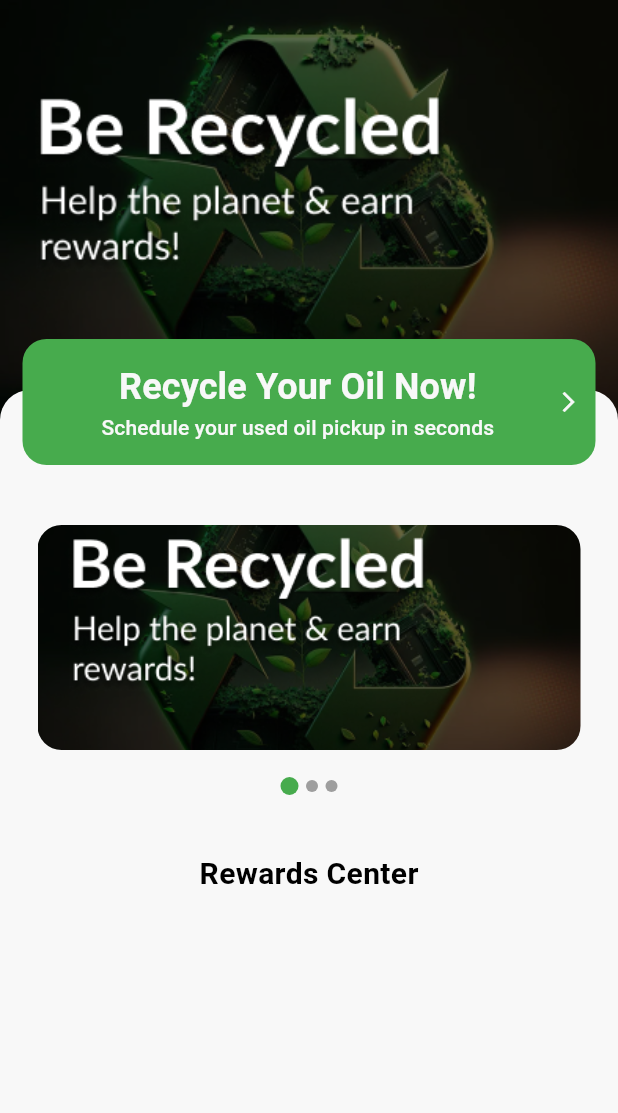
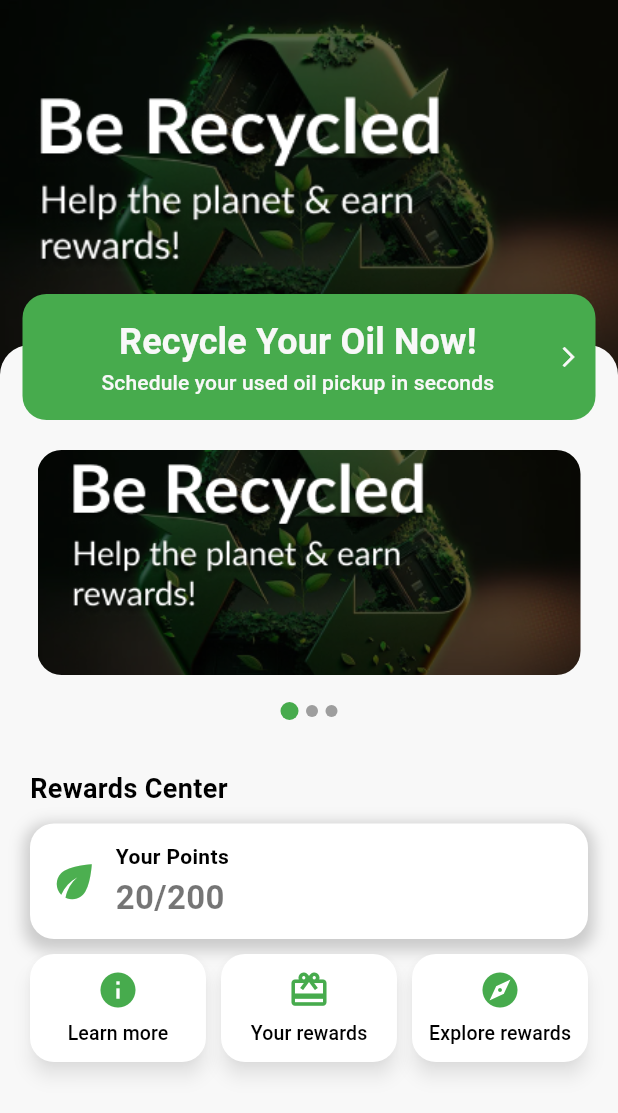
Before and after one commit to S3dwi/Green-Oil, a Flutter app: the screen it shows after launch, on a phone screen of 412 x 824 dp. Shown: the top 1113 px of the screen. Run offline on Flutter 3.47's test engine with Material 3 defaults, Android fonts, the phone set to English and light mode, and no system bars; drawn by our look-alikes of carousel_slider.

Commit message:
Rewards Center done(without functionality)
Created the rewards center buttons with same design as Figma. Functionality still to be added

```diff
--- a/green_oil/analysis_options.yaml
+++ b/green_oil/analysis_options.yaml
@@ -23,6 +23,5 @@ linter:
   rules:
     # avoid_print: false  # Uncomment to disable the `avoid_print` rule
     # prefer_single_quotes: true  # Uncomment to enable the `prefer_single_quotes` rule
-
 # Additional information about this file can be found at
 # https://dart.dev/guides/language/analysis-options
--- a/green_oil/lib/home_screen/home_screen.dart
+++ b/green_oil/lib/home_screen/home_screen.dart
@@ -12,9 +12,10 @@ class HomeScreen extends StatelessWidget {
       body: SingleChildScrollView(
         child: Column(
           children: [
+            // Recycle Button section
             SizedBox(
               width: double.infinity,
-              height: 310,
+              height: 280, // Same vertical size as before
               child: Stack(
                 children: [
                   Image.asset(
@@ -47,19 +48,129 @@ class HomeScreen extends StatelessWidget {
                 ],
               ),
             ),
+            // Image Carousel
             const Padding(
-              padding: EdgeInsets.fromLTRB(25, 40, 25, 20),
+              padding: EdgeInsets.fromLTRB(25, 20, 25, 15), // Same padding
               child: ImageCarousel(),
             ),
             const SizedBox(
               height: 10,
             ),
-            const Text(
-              'Rewards Center',
-              style: TextStyle(
-                fontSize: 20,
-                fontWeight: FontWeight.bold,
-                color: Colors.black,
+            // Rewards Center Title aligned to the left and closer to "Your Points" button
+            Padding(
+              padding: const EdgeInsets.symmetric(horizontal: 20),
+              child: const Align(
+                alignment: Alignment.centerLeft,
+                child: Text(
+                  'Rewards Center',
+                  style: TextStyle(
+                    fontSize: 18, // Same as before
+                    fontWeight: FontWeight.bold,
+                    color: Colors.black,
+                  ),
+                ),
+              ),
+            ),
+            const SizedBox(
+                height: 10), // Reduced space between title and "Your Points"
+
+            // "Your Points" button with full width and contents aligned to the left
+            Container(
+              margin: const EdgeInsets.symmetric(horizontal: 20),
+              padding: const EdgeInsets.all(12),
+              width: double.infinity, // Full width of the screen
+              decoration: BoxDecoration(
+                color: Colors.white,
+                borderRadius: BorderRadius.circular(16),
+                boxShadow: [
+                  BoxShadow(
+                    color: Colors.grey
+                        .withOpacity(0.5), // Increased shadow opacity
+                    spreadRadius: 4, // Increased spread radius
+                    blurRadius: 8, // Increased blur radius
+                    offset: const Offset(0, 4), // Adjusted shadow position
+                  ),
+                ],
+              ),
+              child: Row(
+                crossAxisAlignment: CrossAxisAlignment.center,
+                children: [
+                  const Icon(
+                    Icons.eco, // Leaf icon
+                    color: Colors.green,
+                    size: 35, // Increased icon size
+                  ),
+                  const SizedBox(
+                      width: 10), // Spacing between the icon and the text
+                  Column(
+                    crossAxisAlignment:
+                        CrossAxisAlignment.start, // Aligns text to the left
+                    children: const [
+                      Text(
+                        'Your Points',
+                        style: TextStyle(
+                          fontSize: 14, // Slightly larger for emphasis
+                          fontWeight: FontWeight.bold, // Bold black text
+                          color: Colors.black,
+                        ),
+                      ),
+                      SizedBox(
+                          height: 2), // Reduced space between text and points
+                      Text(
+                        '20/200', // Example points
+                        style: TextStyle(
+                          fontSize: 22, // Larger points text
+                          fontWeight: FontWeight.bold,
+                          color: Colors.black54,
+                        ),
+                      ),
+                    ],
+                  ),
+                ],
+              ),
+            ),
+            const SizedBox(
+                height:
+                    10), // Reduced space between "Your Points" and the buttons
+
+            // Three buttons taking up full width
+            Padding(
+              padding: const EdgeInsets.symmetric(horizontal: 20.0),
+              child: Row(
+                children: [
+                  Expanded(
+                    child: _buildRewardButton(
+                      context,
+                      'Learn more',
+                      Icons.info,
+                      () {
+                        // Add functionality here
+                      },
+                    ),
+                  ),
+                  const SizedBox(width: 10), // Spacing between buttons
+                  Expanded(
+                    child: _buildRewardButton(
+                      context,
+                      'Your rewards',
+                      Icons.card_giftcard,
+                      () {
+                        // Add functionality here
+                      },
+                    ),
+                  ),
+                  const SizedBox(width: 10), // Spacing between buttons
+                  Expanded(
+                    child: _buildRewardButton(
+                      context,
+                      'Explore rewards',
+                      Icons.explore,
+                      () {
+                        // Add functionality here
+                      },
+                    ),
+                  ),
+                ],
               ),
             ),
           ],
@@ -67,4 +178,39 @@ class HomeScreen extends StatelessWidget {
       ),
     );
   }
+
+  // Function to build each rectangular reward button with bigger icons but smaller vertical size
+  Widget _buildRewardButton(BuildContext context, String label, IconData icon,
+      VoidCallback onPressed) {
+    return ElevatedButton(
+      style: ElevatedButton.styleFrom(
+        padding:
+            const EdgeInsets.symmetric(vertical: 10), // Reduced vertical size
+        backgroundColor: Colors.white, // Same button color
+        shape: RoundedRectangleBorder(
+          borderRadius: BorderRadius.circular(16), // Rounded edges
+        ),
+        shadowColor: Colors.grey.withOpacity(0.3), // Shadow color
+        elevation: 5, // Shadow elevation
+      ),
+      onPressed: onPressed,
+      child: Column(
+        children: [
+          Icon(
+            icon,
+            color: Theme.of(context).primaryColor,
+            size: 28, // Same larger icon size
+          ),
+          const SizedBox(height: 5),
+          Text(
+            label,
+            style: const TextStyle(
+              fontSize: 13, // Slightly increased font size
+              color: Colors.black,
+            ),
+          ),
+        ],
+      ),
+    );
+  }
 }
```
